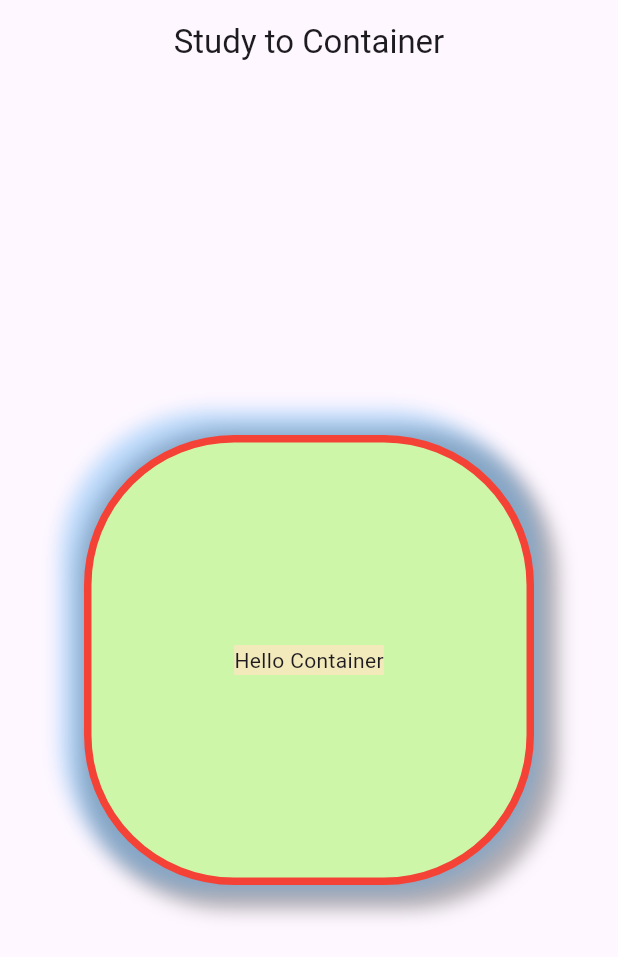
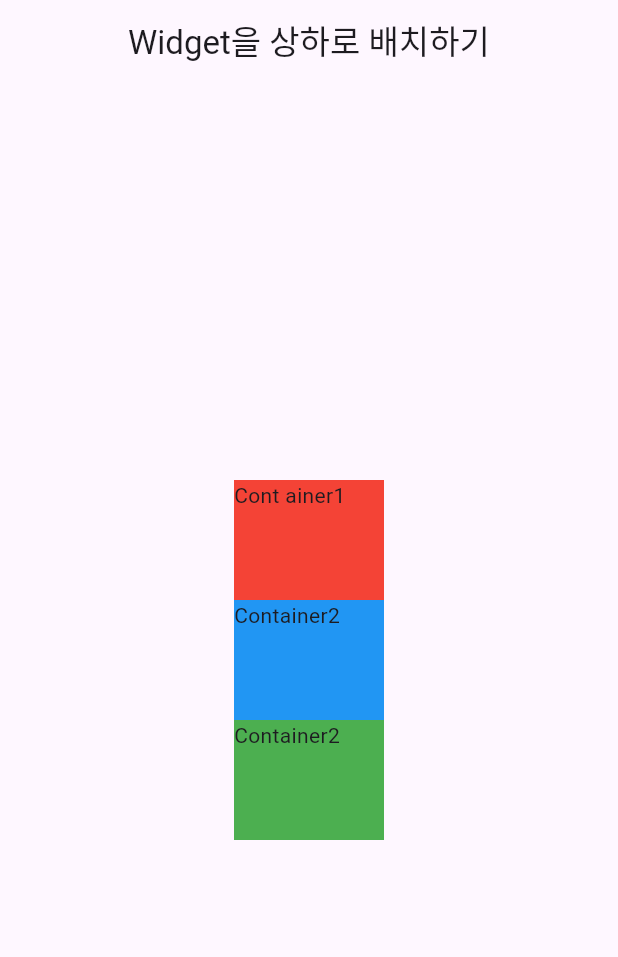
Before and after one commit to mincoln419/flutterEx2, a Flutter app: the screen it shows after launch, on a phone screen of 412 x 824 dp. Shown: the top 957 px of the screen. Run offline on Flutter 3.47's test engine with Material 3 defaults, Android fonts, the phone set to English and light mode, and no system bars.

Commit message:
상하로 배치하는 방법

```diff
--- a/lib/main.dart
+++ b/lib/main.dart
@@ -5,46 +5,45 @@ void main() {
     home: Scaffold(
       appBar: AppBar(
         centerTitle: true,
-        title: Text('Study to Container'),
+        title: Text('Widget을 상하로 배치하기'),
       ),
-      body: CustomContainer(),
+      body: Body(),
     ),
   ));
 }
 
-class CustomContainer extends StatelessWidget {
-  const CustomContainer({super.key});
+class Body extends StatelessWidget {
+  const Body({super.key});
 
   @override
   Widget build(BuildContext context) {
-    return Center(
-      child: Container(
-        width: 300,
-        height: 300,
-        padding: EdgeInsets.fromLTRB(10, 10, 10, 10),
-        margin: EdgeInsets.symmetric(vertical: 12, horizontal: 10),
-        decoration: BoxDecoration(
-            color: Color(0xFFCEF6A9),
-            border: Border.all(
-                color: Colors.red, width: 5, style: BorderStyle.solid),
-            borderRadius: BorderRadius.circular(100),
-            boxShadow: [
-              BoxShadow(
-                color: Colors.black.withOpacity(0.3),
-                offset: Offset(6, 6),
-                blurRadius: 10,
-                spreadRadius: 10
-              ),
-              BoxShadow(
-                  color: Colors.blue.withOpacity(0.3),
-                  offset: Offset(-6, -6),
-                  blurRadius: 10,
-                  spreadRadius: 10
-              )
-            ]),
-        child: Center(
-            child: Container(
-                color: Color(0xFFF3EABC), child: Text('Hello Container'))),
+    return Container(
+      height: double.infinity,
+      width: double.infinity,
+      child: Column(
+        mainAxisSize: MainAxisSize.min,
+        mainAxisAlignment: MainAxisAlignment.center,
+///        crossAxisAlignment: CrossAxisAlignment.center,
+        children: [
+          Container(
+            width: 100,
+            height: 80,
+            color: Colors.red,
+            child: Text('Cont ainer1'),
+          ),
+          Container(
+            width: 100,
+            height: 80,
+            color: Colors.blue,
+            child: Text('Container2'),
+          ),
+          Container(
+            width: 100,
+            height: 80,
+            color: Colors.green,
+            child: Text('Container2'),
+          ),
+        ],
       ),
     );
   }
```
